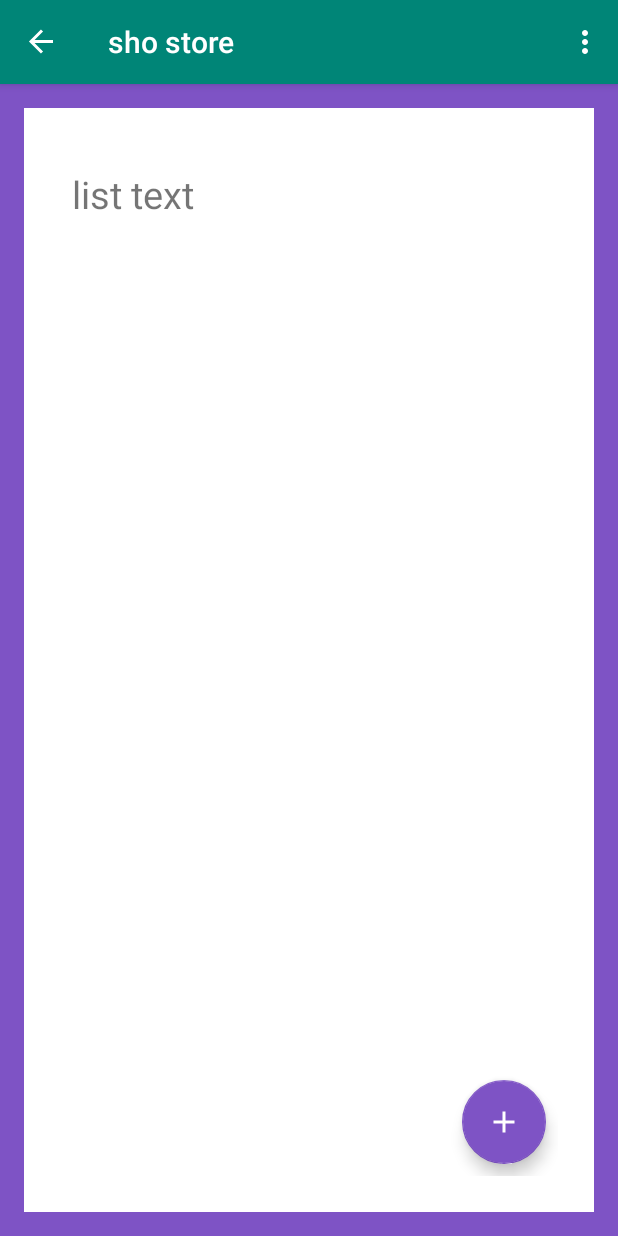
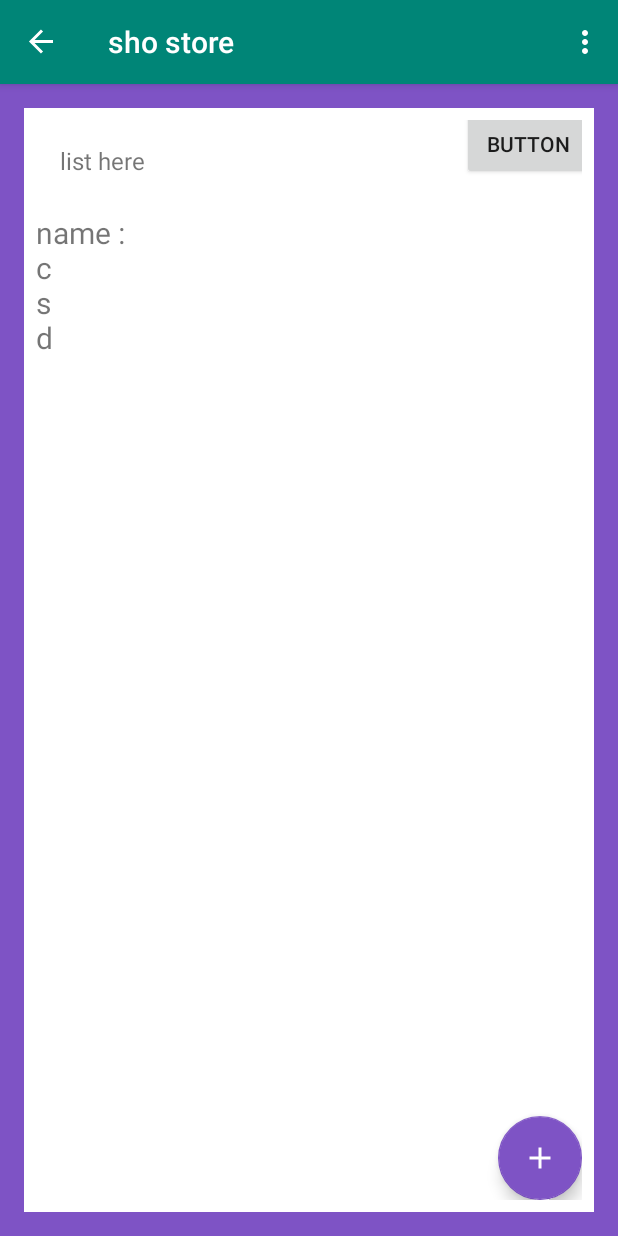
Before and after one commit to darsh-7/my_sho_store, an Android app: the AddFragment screen opened through its navigation route, after a tap on "SAVE", on a phone screen of 412 x 824 dp. Run offline under Robolectric (Android 15) with nearby library versions, the phone set to English and light mode, and no system bars; our stand-ins replace data binding, navigation-ui; 1 statement that could not run was skipped.

Commit message:
- all done - just the list to fix

```diff
--- a/app/build.gradle
+++ b/app/build.gradle
@@ -6,6 +6,8 @@ apply plugin: 'kotlin-android'
 apply plugin: 'kotlin-kapt'
 
 apply plugin: 'androidx.navigation.safeargs'
+
+apply plugin: 'kotlin-android-extensions'
 
 android {
     compileSdkVersion 30
--- a/app/src/main/java/com/example/android/navigation/AddFragment.kt
+++ b/app/src/main/java/com/example/android/navigation/AddFragment.kt
@@ -2,6 +2,7 @@ package com.example.android.navigation
 
 import androidx.databinding.DataBindingUtil
 import android.os.Bundle
+import android.util.Log
 import androidx.fragment.app.Fragment
 import android.view.LayoutInflater
 import android.view.View
@@ -11,6 +12,8 @@ import com.example.android.navigation.databinding.FragmentAddBinding
 
 
 class AddFragment : Fragment() {
+
+
     override fun onCreateView(
         inflater: LayoutInflater, container: ViewGroup?,
         savedInstanceState: Bundle?
@@ -19,10 +22,19 @@ class AddFragment : Fragment() {
         val binding: FragmentAddBinding = DataBindingUtil.inflate(
             inflater, R.layout.fragment_add, container, false
         )
+
+
+        var name: String = binding.name.text.toString()
+        var company: String = binding.company.text.toString()
+        var size: String = binding.size.text.toString()
+        var description: String = binding.description.text.toString()
+        val shoo = arrayOf(name,company,size,description)
         binding.save.setOnClickListener { view: View ->
-            view.findNavController().navigate(
-                AddFragmentDirections.actionGameWonFragmentToGameFragment())
+            view.findNavController().navigate(AddFragmentDirections.actionGameWonFragmentToGameFragment(binding.name.text.toString(), binding.company.text.toString(),binding.size.text.toString(),binding.description.text.toString(),true ))
+            Log.i("nav to list", binding.name.text.toString() + size + description)
         }
+
+
         setHasOptionsMenu(true)
         return binding.root
     }
--- a/app/src/main/java/com/example/android/navigation/InstructionFragment.kt
+++ b/app/src/main/java/com/example/android/navigation/InstructionFragment.kt
@@ -16,7 +16,7 @@ class InstructionFragment : Fragment() {
         val binding: FragmentInstructionBinding = DataBindingUtil.inflate(
                 inflater, R.layout.fragment_instruction, container, false)
         binding.next.setOnClickListener { view: View ->
-            view.findNavController().navigate(InstructionFragmentDirections.actionInstructionFragmentToListFragment())
+            view.findNavController().navigate(InstructionFragmentDirections.actionInstructionFragmentToListFragment("","","","",false))
         }
         return binding.root
     }
--- a/app/src/main/java/com/example/android/navigation/ListFragment.kt
+++ b/app/src/main/java/com/example/android/navigation/ListFragment.kt
@@ -1,35 +1,90 @@
 package com.example.android.navigation
 
 import android.os.Bundle
+import android.util.Log
 import android.view.*
+import android.widget.LinearLayout
+import android.widget.TextView
 import androidx.fragment.app.Fragment
 import androidx.databinding.DataBindingUtil
+import androidx.lifecycle.Observer
+import androidx.lifecycle.ViewModel
 import androidx.lifecycle.ViewModelProvider
 import androidx.navigation.findNavController
 import androidx.navigation.ui.NavigationUI
 import com.example.android.navigation.databinding.FragmentListBinding
+import kotlinx.android.synthetic.main.new_field.view.*
 
 
 class ListFragment : Fragment() {
-    override fun onCreateView(inflater: LayoutInflater, container: ViewGroup?,
-                              savedInstanceState: Bundle?): View? {
+
+    private lateinit var viewModel: ListModelView
+    lateinit var vText: TextView
+    private val binding2 by lazy {
+        FragmentListBinding.inflate(layoutInflater)
+    }
+
+    override fun onCreateView(
+        inflater: LayoutInflater, container: ViewGroup?,
+        savedInstanceState: Bundle?
+    ): View? {
+
+        val binding: FragmentListBinding = DataBindingUtil.inflate(
+            inflater, R.layout.fragment_list, container, false
+        )
+
+
+        binding.newList.setOnClickListener { view: View ->
+            view.findNavController()
+                .navigate(ListFragmentDirections.actionListFragmentToAddFragment())
+        }
+
+        var linerlayout: LinearLayout = binding.listLayout
+
+        val p = LinearLayout.LayoutParams(
+            LinearLayout.LayoutParams.MATCH_PARENT,
+            LinearLayout.LayoutParams.WRAP_CONTENT
+        )
 
 
 
 
-        val binding: FragmentListBinding = DataBindingUtil.inflate(
-            inflater, R.layout.fragment_list, container, false)
 
 
-        binding.newList.setOnClickListener { view: View ->
-            view.findNavController().navigate(ListFragmentDirections.actionListFragmentToAddFragment())
+        viewModel = ViewModelProvider(this).get(ListModelView::class.java)
+
+        //binding.textView.text = viewModel.newSho.value
+
+
+        binding.button.setOnClickListener {
+            viewModel.newSho.value = "Add new list"
         }
+
+        viewModel.newSho.observe(viewLifecycleOwner, Observer {
+            Log.i("model read", "sho changed " + viewModel.newSho)
+            //binding.textView.text= it
+            val view = layoutInflater.inflate(R.layout.new_field, null)
+            viewModel.newShoSave.value = view.textView.text.toString() + "\n" + it
+            view.textView.text = viewModel.newShoSave.value
+
+            binding.listLayout.addView(view.textView)
+
+        })
+
+        val args = ListFragmentArgs.fromBundle(arguments!!)
+        if (args.valed) {
+            Log.i("arg true", "sho changed name: " + args.name)
+            var sho: String =
+                "name :" + args.name + "\nc" + args.company + "\ns" + args.size + "\nd" + args.description
+            viewModel.newSho.value = sho
+        }
+
+
 
         setHasOptionsMenu(true)
         return binding.root
+    }
 
-
-    }
     override fun onCreateOptionsMenu(menu: Menu, inflater: MenuInflater) {
         super.onCreateOptionsMenu(menu, inflater)
         inflater.inflate(R.menu.overflow_menu, menu)
@@ -40,4 +95,11 @@ class ListFragment : Fragment() {
                 || super.onOptionsItemSelected(item)
     }
 
+    private fun addShoe(shoeName: String) {
+        val view = layoutInflater.inflate(R.layout.new_field, null)
+        view.textView.text = shoeName
+        binding2.listLayout.addView(view.textView)
+    }
+
+
 }
--- a/app/src/main/java/com/example/android/navigation/ListModelView.kt
+++ b/app/src/main/java/com/example/android/navigation/ListModelView.kt
@@ -1,14 +1,45 @@
 package com.example.android.navigation
+
+import android.util.Log
+import androidx.databinding.DataBindingUtil
+import androidx.lifecycle.LiveData
+import androidx.lifecycle.MutableLiveData
 import androidx.lifecycle.ViewModel
-import android.util.Log
+import com.example.android.navigation.databinding.FragmentListBinding
 
-class ListModelView : ViewModel(){
+class ListModelView : ViewModel() {
+    var text: String = ""
+    val newSho = MutableLiveData<String>()
+    val newShoSave = MutableLiveData<String>()
+     val _shoList = MutableLiveData<String>()
+    val shoList: LiveData<String>
+        get() = _shoList
+
+
     init {
-        Log.i("model","model created")
+        Log.i("model", "model created")
+        _shoList.value="Click the add button"
+        newSho.value="Click the add button"
+        newShoSave.value=""
+
+
     }
+
+
+    fun saveNewData(n: String, c: String, s: String, d: String) :String {
+        text = text + "\n" + "name" + n +
+                "\nname" + c +
+                "\nname" + s +
+                "\nname" + d
+
+        _shoList.value = text
+        Log.i("saveNewData", _shoList.value.toString())
+        return _shoList.value.toString()
+    }
+
 
     override fun onCleared() {
         super.onCleared()
-        Log.i("model","model destro")
+        Log.i("model", "model destro")
     }
 }
--- a/app/src/main/res/layout/fragment_list.xml
+++ b/app/src/main/res/layout/fragment_list.xml
@@ -3,33 +3,66 @@
     xmlns:app="http://schemas.android.com/apk/res-auto"
     xmlns:tools="http://schemas.android.com/tools">
 
+    <androidx.constraintlayout.widget.ConstraintLayout
+        android:layout_width="match_parent"
+        android:layout_height="match_parent">
+
+        <!-- scroll view and linear layout are used so to that it supports more shoe listings -->
         <ScrollView
             android:layout_width="match_parent"
-    android:layout_height="match_parent"
+            android:layout_height="wrap_content"
+            android:layout_marginStart="8dp"
+            android:layout_marginTop="8dp"
+            android:layout_marginEnd="32dp"
             android:fillViewport="true"
+            app:layout_constraintEnd_toEndOf="parent"
+            app:layout_constraintStart_toStartOf="parent"
+            app:layout_constraintTop_toTopOf="parent"
             tools:context="com.example.android.navigation.ListFragment">
 
-    <androidx.constraintlayout.widget.ConstraintLayout
+            <LinearLayout
+                android:id="@+id/listLayout"
                 android:layout_width="match_parent"
                 android:layout_height="match_parent"
-        android:layout_margin="16dp"
-        android:gravity="center"
-        android:orientation="vertical"
-        android:padding="8dp"
-        tools:layout_editor_absoluteX="1dp"
-        tools:layout_editor_absoluteY="1dp">
+                android:orientation="vertical">
 
                 <TextView
                     android:layout_width="wrap_content"
                     android:layout_height="wrap_content"
-            android:layout_gravity="center"
-            android:layout_marginStart="8dp"
+                    android:layout_marginStart="16dp"
+                    android:layout_marginTop="16dp"
+                    android:layout_marginEnd="8dp"
+                    android:text="list here"
+                    android:textSize="16sp"
+                    app:layout_constraintEnd_toStartOf="@+id/button"
+                    app:layout_constraintHorizontal_bias="0.0"
+                    app:layout_constraintStart_toStartOf="parent"
+                    app:layout_constraintTop_toBottomOf="@+id/list_text" />
+            </LinearLayout>
+        </ScrollView>
 
+        <Button
+            android:id="@+id/button"
+            android:layout_width="wrap_content"
+            android:layout_height="wrap_content"
+            android:layout_weight="1"
+            android:text="Button"
+            app:layout_constraintEnd_toEndOf="parent"
+            app:layout_constraintTop_toTopOf="parent" />
+
+        <TextView
+            android:id="@+id/textView"
+            android:layout_width="wrap_content"
+            android:layout_height="wrap_content"
+            android:layout_marginStart="16dp"
             android:layout_marginTop="16dp"
-            android:text="@string/list_text"
-            android:textSize="25sp"
+            android:layout_marginEnd="8dp"
+            android:text=""
+            android:textSize="16sp"
+            app:layout_constraintEnd_toStartOf="@+id/button"
+            app:layout_constraintHorizontal_bias="0.0"
             app:layout_constraintStart_toStartOf="parent"
-            app:layout_constraintTop_toTopOf="parent" />
+            app:layout_constraintTop_toBottomOf="@+id/list_text" />
 
         <com.google.android.material.floatingactionbutton.FloatingActionButton
             android:id="@+id/new_list"
@@ -42,8 +75,6 @@
             app:layout_constraintEnd_toEndOf="parent"
             tools:ignore="SpeakableTextPresentCheck" />
 
+    </androidx.constraintlayout.widget.ConstraintLayout>
 
-
-    </androidx.constraintlayout.widget.ConstraintLayout>
-</ScrollView>
 </layout>
--- /dev/null
+++ b/app/src/main/res/layout/new_field.xml
@@ -0,0 +1,13 @@
+<?xml version="1.0" encoding="utf-8"?>
+
+
+<TextView xmlns:android="http://schemas.android.com/apk/res/android"
+    android:id="@+id/textView"
+    android:text=""
+    android:layout_width="wrap_content"
+    android:layout_height="wrap_content"
+    android:layout_marginStart="16dp"
+    android:layout_marginTop="16dp"
+    android:layout_marginEnd="8dp"
+    android:textSize="20sp"
+    />
--- a/app/src/main/res/navigation/navigation.xml
+++ b/app/src/main/res/navigation/navigation.xml
@@ -54,6 +54,19 @@
         <action
             android:id="@+id/action_listFragment_to_addFragment"
             app:destination="@id/addFragment" />
+        <argument
+            android:name="name"
+            app:argType="string" />
+        <argument android:name="company"
+            app:argType="string" />
+        <argument android:name="size"
+            app:argType="string" />
+        <argument
+            android:name="description"
+            app:argType="string" />
+        <argument
+            android:name="valed"
+            app:argType="boolean" />
     </fragment>
 
 </navigation>
```
Lines whose indentation alone changed are shown as unchanged.
